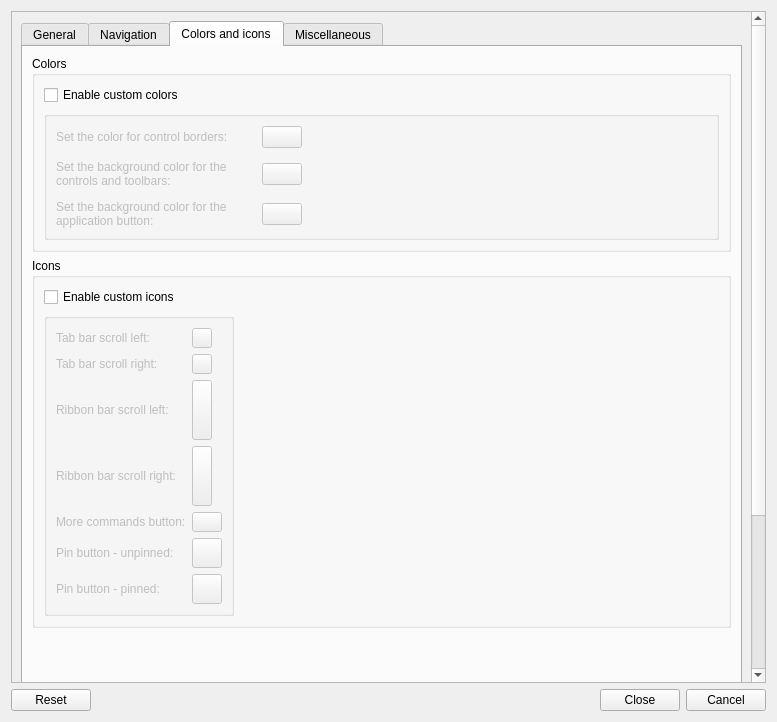
This is Resources/ui/Settings.ui in APEbbers/FreeCAD-Ribbon as Qt 5 draws it before an edit. The edited form follows.
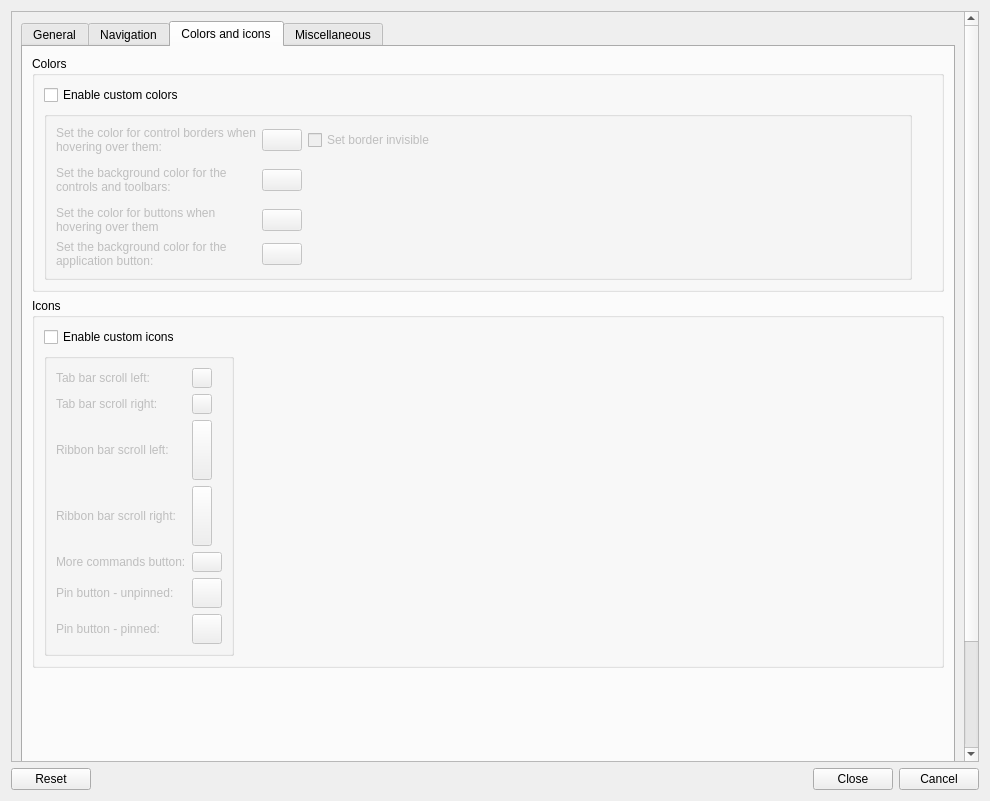
This is the edited form. Custom widgets are drawn as their Qt base class.

Commit message: Custom colors - 2

Diff of the .ui file:
```diff
--- a/Resources/ui/Settings.ui
+++ b/Resources/ui/Settings.ui
@@ -9,8 +9,8 @@
    <rect>
     <x>0</x>
     <y>0</y>
-    <width>777</width>
-    <height>722</height>
+    <width>990</width>
+    <height>801</height>
    </rect>
   </property>
   <property name="sizePolicy">
@@ -31,7 +31,7 @@
   <property name="autoFillBackground">
    <bool>false</bool>
   </property>
-  <layout class="QGridLayout" name="gridLayout_35">
+  <layout class="QGridLayout" name="gridLayout_36">
    <item row="0" column="0">
     <layout class="QGridLayout" name="gridLayout_6">
      <item row="0" column="0" colspan="3">
@@ -56,7 +56,7 @@
          <rect>
           <x>0</x>
           <y>0</y>
-          <width>743</width>
+          <width>956</width>
           <height>860</height>
          </rect>
         </property>
@@ -1532,6 +1532,19 @@
                </layout>
               </widget>
              </item>
+             <item row="2" column="0">
+              <spacer name="verticalSpacer_2">
+               <property name="orientation">
+                <enum>Qt::Orientation::Vertical</enum>
+               </property>
+               <property name="sizeHint" stdset="0">
+                <size>
+                 <width>20</width>
+                 <height>40</height>
+                </size>
+               </property>
+              </spacer>
+             </item>
              <item row="0" column="0">
               <widget class="QGroupBox" name="groupBox_8">
                <property name="title">
@@ -1550,9 +1563,55 @@
                   <property name="enabled">
                    <bool>false</bool>
                   </property>
+                  <layout class="QGridLayout" name="gridLayout_35" rowminimumheight="0">
+                   <item row="0" column="0">
                   <layout class="QGridLayout" name="gridLayout_20">
+                     <property name="verticalSpacing">
+                      <number>6</number>
+                     </property>
+                     <item row="0" column="1" colspan="2">
+                      <widget class="Gui::ColorButton" name="Color_Borders"/>
+                     </item>
                    <item row="2" column="0">
+                      <widget class="QLabel" name="label_30">
+                       <property name="maximumSize">
+                        <size>
+                         <width>200</width>
+                         <height>16777215</height>
+                        </size>
+                       </property>
+                       <property name="text">
+                        <string>Set the color for buttons when hovering over them</string>
+                       </property>
+                       <property name="wordWrap">
+                        <bool>true</bool>
+                       </property>
+                      </widget>
+                     </item>
+                     <item row="0" column="0">
+                      <widget class="QLabel" name="label_6">
+                       <property name="maximumSize">
+                        <size>
+                         <width>200</width>
+                         <height>16777215</height>
+                        </size>
+                       </property>
+                       <property name="text">
+                        <string>Set the color for control borders when hovering over them:</string>
+                       </property>
+                       <property name="wordWrap">
+                        <bool>true</bool>
+                       </property>
+                      </widget>
+                     </item>
+                     <item row="3" column="0">
                     <widget class="QLabel" name="label_9">
+                       <property name="maximumSize">
+                        <size>
+                         <width>200</width>
+                         <height>16777215</height>
+                        </size>
+                       </property>
                      <property name="text">
                       <string>Set the background color for the application button:</string>
                      </property>
@@ -1561,6 +1620,12 @@
                      </property>
                     </widget>
                    </item>
+                     <item row="2" column="1" colspan="2">
+                      <widget class="Gui::ColorButton" name="Color_Hover"/>
+                     </item>
+                     <item row="3" column="1" colspan="2">
+                      <widget class="Gui::ColorButton" name="Color_Background_App"/>
+                     </item>
                    <item row="1" column="0">
                     <widget class="QLabel" name="label_8">
                      <property name="minimumSize">
@@ -1569,6 +1634,12 @@
                        <height>40</height>
                       </size>
                      </property>
+                       <property name="maximumSize">
+                        <size>
+                         <width>200</width>
+                         <height>16777215</height>
+                        </size>
+                       </property>
                      <property name="text">
                       <string>&lt;html&gt;&lt;head/&gt;&lt;body&gt;&lt;p&gt;Set the background color for the controls and toolbars:&lt;/p&gt;&lt;/body&gt;&lt;/html&gt;</string>
                      </property>
@@ -1577,43 +1648,36 @@
                      </property>
                     </widget>
                    </item>
-                   <item row="0" column="0">
-                    <widget class="QLabel" name="label_6">
-                     <property name="text">
-                      <string>Set the color for control borders:</string>
-                     </property>
-                    </widget>
-                   </item>
-                   <item row="1" column="3">
-                    <spacer name="horizontalSpacer_5">
-                     <property name="orientation">
-                      <enum>Qt::Orientation::Horizontal</enum>
-                     </property>
-                     <property name="sizeHint" stdset="0">
-                      <size>
-                       <width>40</width>
-                       <height>20</height>
-                      </size>
-                     </property>
-                    </spacer>
-                   </item>
-                   <item row="0" column="2">
-                    <widget class="Gui::ColorButton" name="Color_Borders"/>
-                   </item>
-                   <item row="1" column="2">
+                     <item row="1" column="1" colspan="2">
                     <widget class="Gui::ColorButton" name="Color_Background"/>
                    </item>
-                   <item row="2" column="2">
-                    <widget class="Gui::ColorButton" name="Color_Background_App"/>
-                   </item>
-                  </layout>
-                 </widget>
-                </item>
+                     <item row="0" column="3">
+                      <widget class="QCheckBox" name="BorderTransparant">
+                       <property name="text">
+                        <string>Set border invisible</string>
+                       </property>
+                      </widget>
+                     </item>
+                    </layout>
+                   </item>
+                   <item row="0" column="2">
+                    <spacer name="horizontalSpacer_5">
+                     <property name="orientation">
+                      <enum>Qt::Orientation::Horizontal</enum>
+                     </property>
+                     <property name="sizeHint" stdset="0">
+                      <size>
+                       <width>40</width>
+                       <height>20</height>
+                      </size>
+                     </property>
+                    </spacer>
+                   </item>
                </layout>
               </widget>
              </item>
-             <item row="2" column="0">
-              <spacer name="verticalSpacer_2">
+                <item row="1" column="1">
+                 <spacer name="verticalSpacer_4">
                <property name="orientation">
                 <enum>Qt::Orientation::Vertical</enum>
                </property>
@@ -1624,6 +1688,9 @@
                 </size>
                </property>
               </spacer>
+                </item>
+               </layout>
+              </widget>
              </item>
             </layout>
            </widget>
```
Left out of the diff: 20 changed lines with no effect on the pictures. Lines whose indentation alone changed are shown as unchanged. The commit also changes 4 other files.
